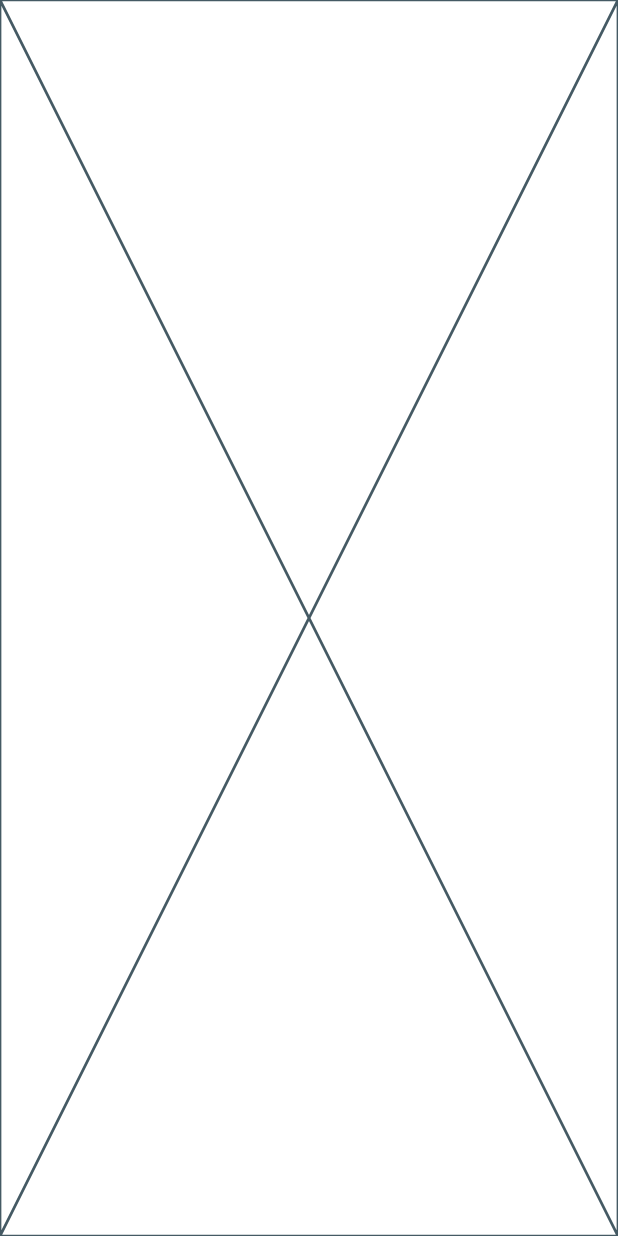
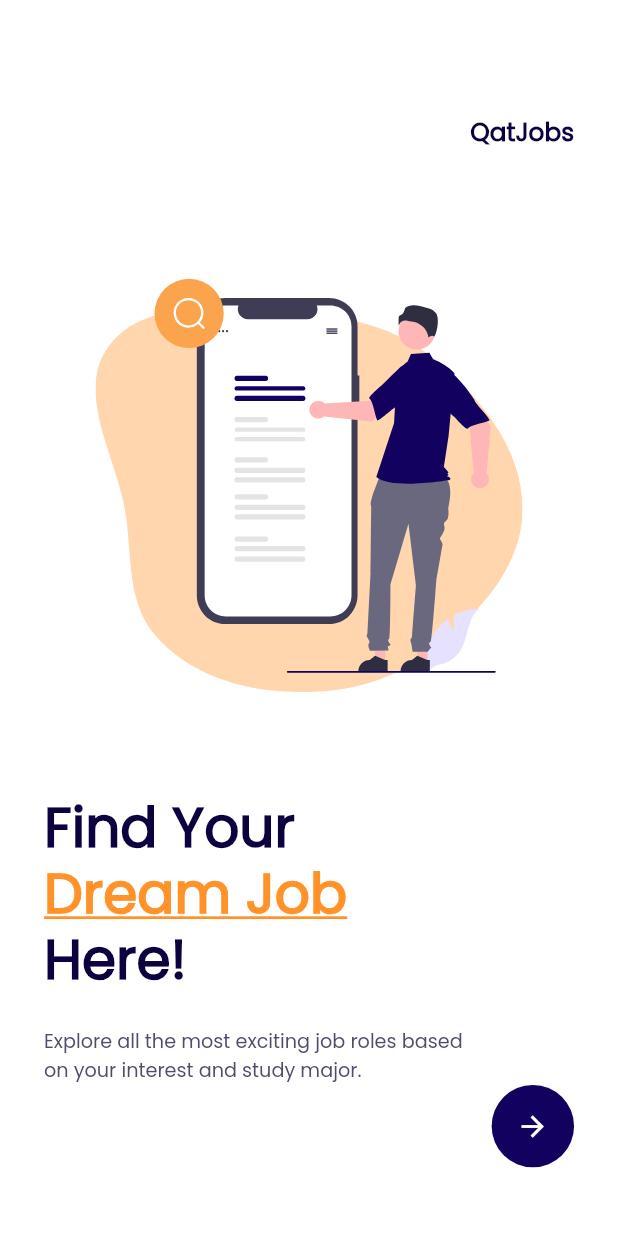
Before and after one commit to ekokurniadi/qatjobs, a Flutter app: the screen it shows after launch, on a phone screen of 412 x 824 dp. Run offline on Flutter 3.47's test engine with Material 2 defaults, Android fonts, the phone set to English and light mode, and no system bars; drawn by our look-alikes of oktoast, zoom_tap_animation; our stand-ins replace auto_route, bloc_concurrency, connectivity_plus, dartz, dio, equatable and 10 more; generated files the repository leaves out were written again.

Commit message:
slicing splash screen, welcome screen and login

```diff
--- a/lib/core/constant/assets_constant.dart
+++ b/lib/core/constant/assets_constant.dart
@@ -2,13 +2,9 @@ class AssetsConstant {
   const AssetsConstant._();
 
   // SVG Image
-  static const String svgAssetsLogoApp = 'assets/svgs/logo.svg';
+  static const String svgAssetsLogoApp = 'assets/svgs/logo-app.svg';
 
-  // SVG Icon
-  static const String svgAssetsIconEye = 'assets/svgs/icon/eye-slash.svg';
-
-  // Images
-  static const String assetsLoginImage = 'assets/images/login-image.png';
-  static const String assetsLoginBgImage = 'assets/images/login-bg.png';
-
+  // SVG Illustration
+  static const String illusWelcomeScreen =
+      'assets/svgs/illustrations/illus-welcome-screen.svg';
 }
--- a/lib/core/styles/color_name_style.dart
+++ b/lib/core/styles/color_name_style.dart
@@ -13,6 +13,7 @@ class AppColors {
   static const Color neutral = Color(0xffCBC9D4);
   static const Color neutral50 = Color(0xffAAA6B9);
   static const Color neutral100 = Color(0xff6F6B80);
+  static const Color neutral200 = Color(0xff60778C);
 
   // Success
   static const Color success = Color(0xffAFECFE);
--- a/lib/core/styles/text_name_style.dart
+++ b/lib/core/styles/text_name_style.dart
@@ -9,6 +9,53 @@ enum TextStyleName {
   regular,
   light,
 }
+
+/// NOTE :
+///
+///  TextTypeName.body2:
+///  size = 14.w;
+///
+///  TextTypeName.buttonLarge:
+///  size = 16.w;
+///
+///  TextTypeName.buttonMedium:
+///  size = 14.w;
+///
+///  TextTypeName.buttonSmall:
+///  size = 12.w;
+///
+/// TextTypeName.caption1:
+///  size = 14.w;
+///
+/// TextTypeName.caption2:
+/// size = 12.w;
+///
+/// TextTypeName.caption3:
+///  size = 10.w;
+///
+/// TextTypeName.display1:
+///  size = 24.w;
+///
+/// TextTypeName.display2:
+///  size = 26.w;
+///
+/// TextTypeName.headline1:
+///  size = 20.w;
+///
+/// TextTypeName.headline2:
+///  size = 18.w;
+///
+/// TextTypeName.headline3:
+///  size = 16.w;
+///
+/// TextTypeName.headline4:
+///  size = 14.w;
+///
+///TextTypeName.large:
+/// size = 30.w;
+///
+/// TextTypeName.extraLarge:
+///  size = 40.w;
 
 enum TextTypeName {
   display1,
@@ -25,14 +72,20 @@ enum TextTypeName {
   buttonLarge,
   buttonMedium,
   buttonSmall,
+  large,
+  extraLarge,
 }
 
-class InstaTexts {
-  static Text getStyle({
-    String? text,
+class IText {
+  static Text set({
+    required String text,
     TextTypeName? typeName,
     TextStyleName? styleName,
     Color? color,
+    TextDecoration? textDecoration,
+    TextAlign? textAlign,
+    TextOverflow? overflow,
+    double? lineHeight,
   }) {
     FontWeight style = FontWeight.normal;
     double size = 14.w;
@@ -63,10 +116,10 @@ class InstaTexts {
         size = 10.w;
         break;
       case TextTypeName.display1:
-        size = 28.w;
+        size = 24.w;
         break;
       case TextTypeName.display2:
-        size = 24.w;
+        size = 26.w;
         break;
       case TextTypeName.headline1:
         size = 20.w;
@@ -79,6 +132,12 @@ class InstaTexts {
         break;
       case TextTypeName.headline4:
         size = 14.w;
+        break;
+      case TextTypeName.large:
+        size = 30.w;
+        break;
+      case TextTypeName.extraLarge:
+        size = 40.w;
         break;
       default:
         break;
@@ -104,11 +163,16 @@ class InstaTexts {
         break;
     }
 
-    return Text(text ?? '',
+    return Text(
+      text,
+      textAlign: textAlign,
+      overflow: overflow,
       style: TextStyle(
         fontSize: size,
         fontWeight: style,
         color: color ?? AppColors.textPrimary,
+        decoration: textDecoration,
+        height: lineHeight ?? 0,
       ),
     );
   }
--- /dev/null
+++ b/lib/features/welcome_screen/presentations/pages/welcome_screen_page.dart
@@ -0,0 +1,118 @@
+import 'package:auto_route/auto_route.dart';
+import 'package:flutter/material.dart';
+import 'package:flutter_screenutil/flutter_screenutil.dart';
+import 'package:flutter_svg/flutter_svg.dart';
+import 'package:qatjobs/core/auto_route/auto_route.gr.dart';
+import 'package:qatjobs/core/constant/assets_constant.dart';
+import 'package:qatjobs/core/styles/color_name_style.dart';
+import 'package:qatjobs/core/styles/text_name_style.dart';
+import 'package:zoom_tap_animation/zoom_tap_animation.dart';
+
+class WelcomeScreenPage extends StatelessWidget {
+  const WelcomeScreenPage({super.key});
+
+  @override
+  Widget build(BuildContext context) {
+    return Scaffold(
+      backgroundColor: AppColors.bg200,
+      body: Container(
+        height: MediaQuery.sizeOf(context).height,
+        width: double.infinity,
+        padding: const EdgeInsets.all(32),
+        child: SingleChildScrollView(
+          child: Column(
+            children: [
+              SizedBox(
+                height: 51.h,
+              ),
+              SizedBox(
+                width: double.infinity,
+                child: IText.set(
+                  text: 'QatJobs',
+                  textAlign: TextAlign.right,
+                  styleName: TextStyleName.bold,
+                  typeName: TextTypeName.headline2,
+                ),
+              ),
+              SizedBox(
+                height: 93.h,
+              ),
+              SvgPicture.asset(AssetsConstant.illusWelcomeScreen),
+              SizedBox(
+                height: 78.h,
+              ),
+              SizedBox(
+                width: double.infinity,
+                child: IText.set(
+                  text: 'Find Your',
+                  textAlign: TextAlign.left,
+                  styleName: TextStyleName.bold,
+                  typeName: TextTypeName.extraLarge,
+                  lineHeight: 1.2.h,
+                ),
+              ),
+              SizedBox(
+                width: double.infinity,
+                child: IText.set(
+                  text: 'Dream Job',
+                  textAlign: TextAlign.left,
+                  styleName: TextStyleName.bold,
+                  typeName: TextTypeName.extraLarge,
+                  color: AppColors.warning,
+                  textDecoration: TextDecoration.underline,
+                  lineHeight: 1.2.h,
+                ),
+              ),
+              SizedBox(
+                width: double.infinity,
+                child: IText.set(
+                  text: 'Here!',
+                  textAlign: TextAlign.left,
+                  styleName: TextStyleName.bold,
+                  typeName: TextTypeName.extraLarge,
+                  lineHeight: 1.2.h,
+                ),
+              ),
+              SizedBox(
+                height: 22.h,
+              ),
+              SizedBox(
+                width: double.infinity,
+                child: IText.set(
+                  text:
+                      'Explore all the most exciting job roles based\non your interest and study major.',
+                  textAlign: TextAlign.left,
+                  styleName: TextStyleName.regular,
+                  typeName: TextTypeName.body2,
+                  color: AppColors.textPrimary100,
+                ),
+              ),
+              Container(
+                alignment: Alignment.centerRight,
+                width: double.infinity,
+                child: ZoomTapAnimation(
+                  onTap: () {
+                    AutoRouter.of(context).push(const LoginRoute());
+                  },
+                  child: Container(
+                    width: 60.w,
+                    height: 60.w,
+                    decoration: const BoxDecoration(
+                      shape: BoxShape.circle,
+                      color: AppColors.primary,
+                    ),
+                    child: Icon(
+                      Icons.arrow_forward,
+                      color: AppColors.bg200,
+                      size: 24.sp,
+                    ),
+                  ),
+                ),
+              ),
+            ],
+          ),
+        ),
+      ),
+    );
+  }
+}
--- a/lib/main.dart
+++ b/lib/main.dart
@@ -71,7 +71,7 @@ class MainApp extends StatelessWidget {
                 },
               ),
               shadowColor: AppColors.neutral100,
-              fontFamily: 'PlusJakartaSans',
+              fontFamily: 'Poppins',
               textButtonTheme: TextButtonThemeData(
                 style: TextButton.styleFrom(
                   foregroundColor: AppColors.primary,
```
Also changed, not shown: lib/core/auto_route/auto_route.dart (+10 -2 lines), lib/core/widget/custom_text_field.dart (added, +186 -0 lines), lib/features/auth/login/presentations/pages/login_page.dart (added, +262 -0 lines), lib/features/splash_screen/presentations/pages/splash_screen_page.dart (added, +54 -0 lines), pubspec.yaml (+5 -2 lines), assets/fonts/PlusJakartaSans.ttf (deleted), assets/fonts/Poppins.ttf (added), 1 other file.
